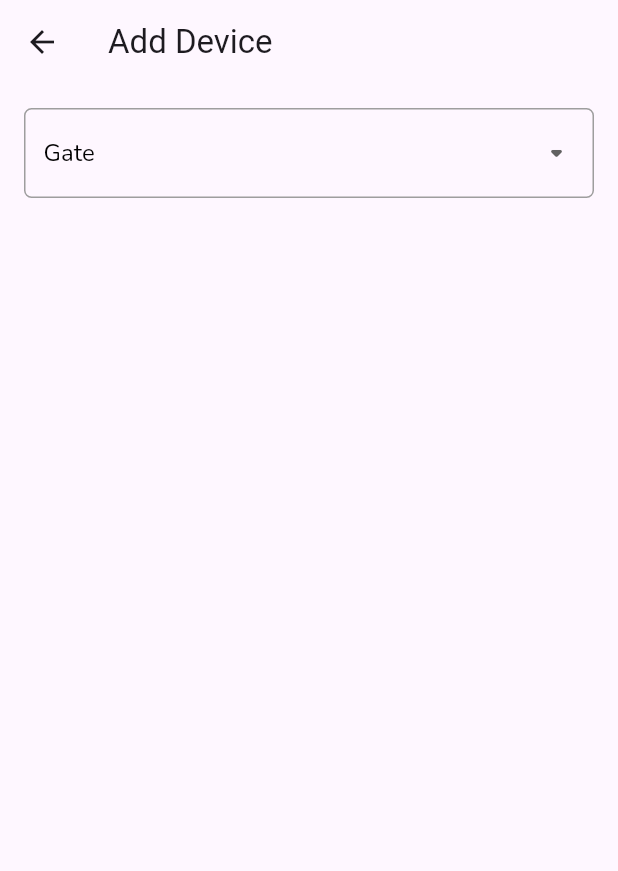
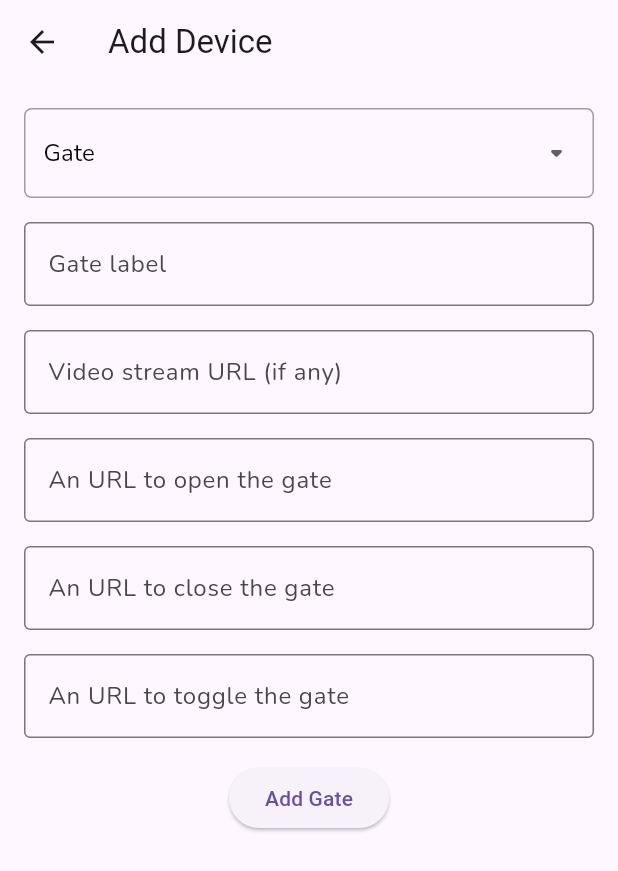
Before and after one commit to kensunjaya/Home-IoT, a Flutter app: the AddDevice screen opened by its route, on a phone screen of 412 x 824 dp. Shown: the top 871 px of the screen. Run offline on Flutter 3.47's test engine with Material 3 defaults, Android fonts, the light colour scheme and no system bars; our stand-ins replace cloud_firestore, firebase_auth, firebase_core, flutter_svg, fluttertoast, google_fonts and 2 more; missing offline and left inert: flutter_vlc_player; accounts and stored records are empty; statements that could not run were skipped.

Commit message:
add devices feature (gate)

```diff
--- /dev/null
+++ b/lib/components/add_gate.dart
@@ -0,0 +1,90 @@
+import 'package:flutter/material.dart';
+import 'package:google_fonts/google_fonts.dart';
+
+class GateFields extends StatelessWidget {
+  GateFields({super.key});
+
+  final TextEditingController gateNameController = TextEditingController();
+  final TextEditingController gatePreviewIP = TextEditingController();
+  final TextEditingController gateToggleURL = TextEditingController();
+  final TextEditingController gateOpenURL = TextEditingController();
+  final TextEditingController gateCloseURL = TextEditingController();
+
+  Map<String, dynamic> getText() {
+    return {'gate':
+      {
+        'label': gateNameController.text,
+        if (gatePreviewIP.text.isNotEmpty)
+        'preview': gatePreviewIP.text,
+        'toggle_url': gateToggleURL.text,
+        'open_url': gateOpenURL.text,
+        'close_url': gateCloseURL.text,
+      }
+    };
+  }
+
+
+  @override
+  Widget build(BuildContext context) {
+    return Column(
+      children: <Widget>[
+
+        Padding(
+          padding: const EdgeInsets.symmetric(vertical: 16.0),
+          child: TextField(
+            style: GoogleFonts.nunito(),
+            controller: gateNameController,
+            decoration: InputDecoration(
+              border: OutlineInputBorder(),
+              hintText: "Gate label",
+            )
+          )
+        ),
+        Padding(
+          padding: const EdgeInsets.only(bottom: 16.0),
+          child: TextField(
+            style: GoogleFonts.nunito(),
+            controller: gatePreviewIP,
+            decoration: InputDecoration(
+              border: OutlineInputBorder(),
+              hintText: "Video stream URL (if any)",
+            )
+          )
+        ),
+        Padding(
+          padding: const EdgeInsets.only(bottom: 16.0),
+          child: TextField(
+            style: GoogleFonts.nunito(),
+            controller: gateOpenURL,
+            decoration: InputDecoration(
+              border: OutlineInputBorder(),
+              hintText: "An URL to open the gate",
+            )
+          )
+        ),
+        Padding(
+          padding: const EdgeInsets.only(bottom: 16.0),
+          child: TextField(
+            style: GoogleFonts.nunito(),
+            controller: gateCloseURL,
+            decoration: InputDecoration(
+              border: OutlineInputBorder(),
+              hintText: "An URL to close the gate",
+            )
+          )
+        ),
+        Padding(
+          padding: const EdgeInsets.only(bottom: 16.0),
+          child: TextField(
+            style: GoogleFonts.nunito(),
+            controller: gateToggleURL,
+            decoration: InputDecoration(
+              border: OutlineInputBorder(),
+              hintText: "An URL to toggle the gate",
+            )
+          )
+        ),
+      ],
+    );
+  }
+}
--- a/lib/pages/account.dart
+++ b/lib/pages/account.dart
@@ -93,7 +93,7 @@ class _AccountPageState extends State<AccountPage> with WidgetsBindingObserver {
               ListTile(
                 leading: Icon(Icons.person_rounded, size: 36),
                 title: Text('Name', style: GoogleFonts.nunito()),
-                subtitle: Text(userData!['username'], style: GoogleFonts.nunito()),
+                subtitle: Text(userData?['profile']['username'], style: GoogleFonts.nunito()),
               ),
 
               ElevatedButton(
--- a/lib/pages/add_device.dart
+++ b/lib/pages/add_device.dart
@@ -1,9 +1,12 @@
+import 'package:cloud_firestore/cloud_firestore.dart';
 import 'package:flutter/material.dart';
 import 'package:google_fonts/google_fonts.dart';
+import 'package:home_iot/auth.dart';
+import 'package:home_iot/components/add_gate.dart';
+import 'package:home_iot/firestore.dart';
 
 class AddDevice extends StatefulWidget {
   const AddDevice({super.key});
-
   @override
   State<AddDevice> createState() => _AddDeviceState();
 }
@@ -11,6 +14,19 @@ class AddDevice extends StatefulWidget {
 class _AddDeviceState extends State<AddDevice> {
   static const List<String> typeList = <String>['Gate', 'Lamps'];
   String dropdownValue = typeList.first;
+  CloudFirestoreService? service;
+
+  GateFields gateFields = GateFields();
+
+  void handleAddAction(Map<String, dynamic> data) {
+    service?.update('users', Auth().currentUser!.email.toString(), data);
+  }
+
+  @override
+  void initState() {
+    super.initState();
+    service = CloudFirestoreService(FirebaseFirestore.instance);
+  }
 
   @override
   Widget build(BuildContext context) {
@@ -18,7 +34,8 @@ class _AddDeviceState extends State<AddDevice> {
       appBar: AppBar(
         title: Text('Add Device'),
       ),
-      body: Center(
+      body: SafeArea(
+        child: SingleChildScrollView(
           child: Padding(
             padding: const EdgeInsets.all(16.0),
             child: Column(
@@ -51,7 +68,22 @@ class _AddDeviceState extends State<AddDevice> {
                     }).toList(),
                   ),
                 ),
+
+                if (dropdownValue == 'Gate')
+                  gateFields,
+
+                Padding(
+                  padding: const EdgeInsets.only(bottom: 16.0),
+                  child: ElevatedButton(
+                    onPressed: () {
+                      print(gateFields.getText());
+                      handleAddAction(gateFields.getText());
+                    },
+                    child: Text('Add Gate'),
+                  ),
+                ),
               ],
+            ),
           ),
         ),
       ),
```
Also changed, not shown: lib/firestore.dart (+13 -1 lines), lib/pages/devices.dart (+9 -10 lines), lib/pages/home.dart (+45 -5 lines), lib/pages/register.dart (+7 -4 lines). Lines whose indentation alone changed are shown as unchanged.
